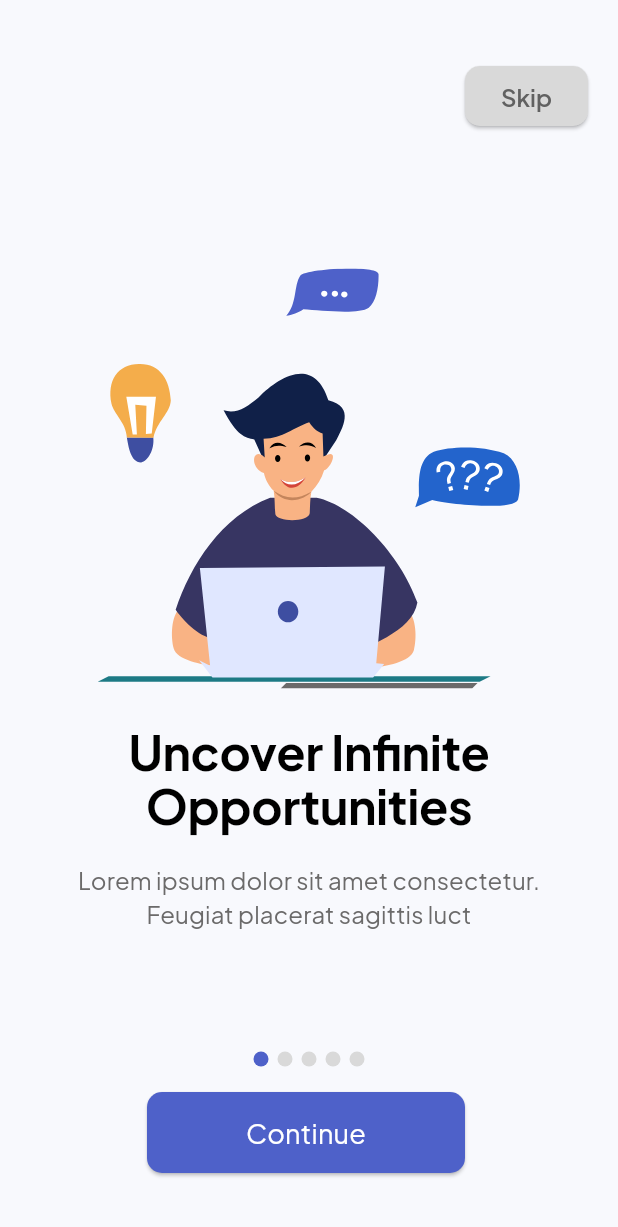
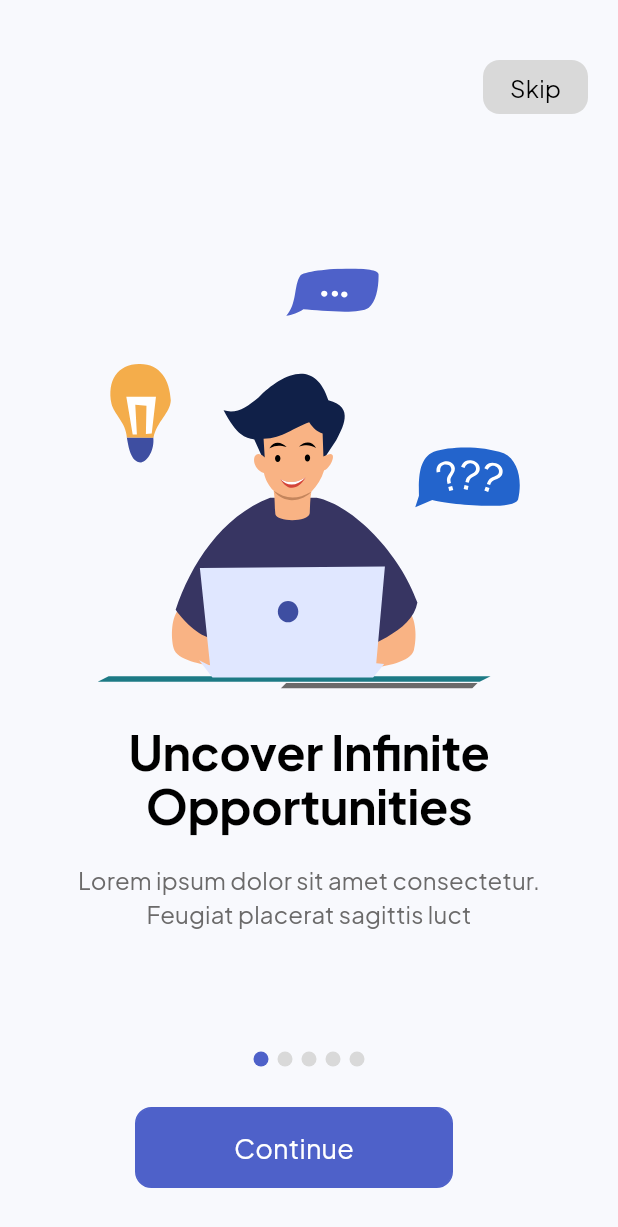
Before and after one commit to sohailokzz/academix-flutter-app, a Flutter app: the screen it shows after launch, on a phone screen of 412 x 824 dp. Shown: the top 1227 px of the screen. Run offline on Flutter 3.47's test engine with Material 3 defaults, Android fonts, the phone set to English and light mode, and no system bars; our stand-ins replace flutter_svg, flutter_swiper_null_safety, google_fonts.

Commit message:
Default Btn & Provider
Set the Default Button and Implement Provider State Management

```diff
--- a/lib/main.dart
+++ b/lib/main.dart
@@ -1,7 +1,8 @@
 import 'package:acad/core/constants/app_strings.dart';
+import 'package:acad/providers/on_boarding_provider.dart';
 import 'package:acad/ui/screens/on_boarding_screen.dart';
 import 'package:flutter/material.dart';
-
+import 'package:provider/provider.dart';
 import 'core/constants/colors.dart';
 import 'core/constants/text_styles.dart';
 
@@ -16,7 +17,13 @@
 
   @override
   Widget build(BuildContext context) {
-    return MaterialApp(
+    return MultiProvider(
+      providers: [
+        ChangeNotifierProvider(
+          create: (_) => OnBoardingProvider(),
+        ),
+      ],
+      child: MaterialApp(
         title: AppStrings.appTitle,
         theme: ThemeData(
           primaryColor: AppColors.primaryColor,
@@ -25,6 +32,7 @@
         ),
         debugShowCheckedModeBanner: false,
         home: const OnboardingScreen(),
+      ),
     );
   }
 }
--- /dev/null
+++ b/lib/providers/on_boarding_provider.dart
@@ -0,0 +1,21 @@
+import 'package:flutter/material.dart';
+import 'package:flutter_swiper_null_safety/flutter_swiper_null_safety.dart';
+
+class OnBoardingProvider extends ChangeNotifier {
+  final SwiperController _swiperController = SwiperController();
+  int _currentIndex = 0;
+
+  SwiperController get swiperConroller => _swiperController;
+  int get currentIndex => _currentIndex;
+
+  void setCurrentIndex(int index) {
+    _currentIndex = index;
+    notifyListeners();
+  }
+
+  void next() {
+    if (_currentIndex != 4) {
+      _swiperController.next();
+    }
+  }
+}
--- a/lib/ui/screens/on_boarding_screen.dart
+++ b/lib/ui/screens/on_boarding_screen.dart
@@ -1,35 +1,30 @@
-import 'package:acad/core/constants/colors.dart';
-import 'package:acad/core/constants/on_boarding_data.dart';
-import 'package:acad/core/constants/screen_utils.dart';
+import 'package:acad/providers/on_boarding_provider.dart';
 import 'package:flutter/material.dart';
 import 'package:flutter_swiper_null_safety/flutter_swiper_null_safety.dart';
-import 'package:google_fonts/google_fonts.dart';
+import 'package:provider/provider.dart';
 
+import '../../core/constants/colors.dart';
+import '../../core/constants/on_boarding_data.dart';
+import '../../core/constants/screen_utils.dart';
+import '../widgets/default_button.dart';
 import '../widgets/onboarding_design.dart';
 
-class OnboardingScreen extends StatefulWidget {
+class OnboardingScreen extends StatelessWidget {
   const OnboardingScreen({super.key});
 
   @override
-  State<OnboardingScreen> createState() => _OnboardingScreenState();
-}
+  Widget build(BuildContext context) {
+    final onboardingProvider = Provider.of<OnBoardingProvider>(context);
 
-class _OnboardingScreenState extends State<OnboardingScreen> {
-  final SwiperController _controller = SwiperController();
-  int _currentIndex = 0;
-  @override
-  Widget build(BuildContext context) {
     return Scaffold(
       body: Stack(
         children: <Widget>[
           Swiper(
-            index: _currentIndex,
+            index: onboardingProvider.currentIndex,
             onIndexChanged: (index) {
-              setState(() {
-                _currentIndex = index;
-              });
+              onboardingProvider.setCurrentIndex(index);
             },
-            pagination: _currentIndex != 4
+            pagination: onboardingProvider.currentIndex != 4
                 ? const SwiperPagination(
                     alignment: Alignment.bottomCenter,
                     margin: EdgeInsets.only(
@@ -41,6 +36,7 @@ class _OnboardingScreenState extends State<OnboardingScreen> {
                     ),
                   )
                 : null,
+            controller: onboardingProvider.swiperConroller,
             itemCount: 5,
             itemBuilder: (context, index) {
               return OnboardingDesign(
@@ -63,93 +59,38 @@ class _OnboardingScreenState extends State<OnboardingScreen> {
                     bottomRight: Radius.circular(12.0),
                   ),
                 ),
-                child: _currentIndex == 4
+                child: onboardingProvider.currentIndex == 4
                     ? Row(
                         mainAxisAlignment: MainAxisAlignment.spaceAround,
                         children: [
                           Expanded(
-                            child: SizedBox(
+                            child: DefaultButton(
+                              onPress: () {},
                               height: 48,
                               width: 212,
-                              child: ElevatedButton(
-                                onPressed: () {},
-                                style: ElevatedButton.styleFrom(
-                                  backgroundColor: AppColors.primaryColor,
-                                  shape: RoundedRectangleBorder(
-                                    borderRadius:
-                                        BorderRadius.circular(5), // <-- Radius
-                                  ),
-                                ),
-                                child: Text(
-                                  'Sign In',
-                                  style: Theme.of(context)
-                                      .textTheme
-                                      .titleMedium!
-                                      .copyWith(
-                                        color: Colors.white,
-                                      ),
-                                ),
-                              ),
+                              title: 'Sign In',
                             ),
                           ),
                           kWidth(16),
                           Expanded(
-                            child: SizedBox(
+                            child: DefaultButton(
+                              onPress: () {},
                               height: 48,
                               width: 212,
-                              child: OutlinedButton(
-                                onPressed: () {},
-                                style: OutlinedButton.styleFrom(
-                                  side: const BorderSide(
-                                    color: AppColors.primaryColor,
-                                  ),
-                                  shape: RoundedRectangleBorder(
-                                    borderRadius: BorderRadius.circular(5),
-                                  ),
-                                ),
-                                child: Text(
-                                  'Sign Up',
-                                  style: Theme.of(context)
-                                      .textTheme
-                                      .titleMedium!
-                                      .copyWith(
-                                        color: Colors.black,
-                                      ),
-                                ),
-                              ),
+                              buttonColor: Colors.white,
+                              textColor: AppColors.primaryColor,
+                              title: 'Sign Up',
                             ),
                           ),
                         ],
                       )
-                    : Padding(
-                        padding: const EdgeInsets.only(left: 16, bottom: 10),
-                        child: SizedBox(
-                          height: 54,
-                          width: 212,
-                          child: ElevatedButton(
-                            onPressed: () {
-                              if (_currentIndex != 4) {
-                                _controller.next();
-                              } else {}
-                            },
-                            style: ElevatedButton.styleFrom(
-                              backgroundColor: AppColors.primaryColor,
-                              shape: RoundedRectangleBorder(
-                                borderRadius:
-                                    BorderRadius.circular(10), // <-- Radius
-                              ),
-                            ),
-                            child: Text(
-                              'Continue',
-                              style: Theme.of(context)
-                                  .textTheme
-                                  .titleMedium!
-                                  .copyWith(
-                                    color: Colors.white,
-                                  ),
-                            ),
-                          ),
-                        ),
+                    : DefaultButton(
+                        onPress: () {
+                          onboardingProvider.next();
+                        },
+                        height: 54,
+                        width: 212,
+                        title: 'Continue',
                       ),
               ),
             ),
@@ -161,18 +102,15 @@ class _OnboardingScreenState extends State<OnboardingScreen> {
             ),
             child: Align(
               alignment: Alignment.topRight,
-              child: ElevatedButton(
-                onPressed: () {},
-                style: ElevatedButton.styleFrom(
-                  backgroundColor: AppColors.btnBackGreyColor,
-                  shape: RoundedRectangleBorder(
-                    borderRadius: BorderRadius.circular(10), // <-- Radius
-                  ),
-                ),
-                child: Text(
-                  'Skip',
-                  style: Theme.of(context).textTheme.titleLarge,
-                ),
+              child: DefaultButton(
+                onPress: () {},
+                title: 'Skip',
+                height: 36,
+                width: 70,
+                buttonColor: AppColors.btnBackGreyColor,
+                textColor: Colors.black,
+                outlineBorder: false,
+                textSize: 16,
               ),
             ),
           )
--- a/lib/ui/widgets/default_button.dart
+++ b/lib/ui/widgets/default_button.dart
@@ -1,6 +1,4 @@
 import 'package:flutter/material.dart';
-import 'package:google_fonts/google_fonts.dart';
-
 import '../../core/constants/colors.dart';
 
 class DefaultButton extends StatelessWidget {
@@ -14,6 +12,7 @@ class DefaultButton extends StatelessWidget {
   final double textSize;
   final FontWeight fontWeight;
   final bool isLoading;
+  final bool outlineBorder;
 
   const DefaultButton({
     super.key,
@@ -27,33 +26,28 @@ class DefaultButton extends StatelessWidget {
     this.fontWeight = FontWeight.w500,
     this.buttonColor = AppColors.primaryColor,
     this.isLoading = false,
+    this.outlineBorder = true,
   });
 
   @override
   Widget build(BuildContext context) {
     return Container(
-      height: height ?? 5,
-      width: width ?? 40,
+      height: height ?? 50,
+      width: width ?? 80,
       decoration: BoxDecoration(
+        border: outlineBorder
+            ? Border.all(
+                color: AppColors.primaryColor,
+              )
+            : null,
+        color: buttonColor,
         borderRadius: BorderRadius.circular(11),
-        gradient: LinearGradient(
-          begin: Alignment.topCenter,
-          end: Alignment.bottomCenter,
-          colors: [
-            // Color(0xff21C4FA),
-            // Color(0xff338DFD),
-            Theme.of(context).colorScheme.surface,
-            Theme.of(context).colorScheme.secondary,
-
-            // Theme.of(context).colorScheme.primary,
-          ],
-        ),
       ),
       child: Material(
         borderRadius: BorderRadius.circular(11),
         color: Colors.transparent,
         child: InkWell(
-          splashColor: Colors.blueAccent,
+          splashColor: Colors.transparent,
           borderRadius: BorderRadius.circular(11),
           onTap: onPress,
           child: Center(
@@ -61,17 +55,16 @@ class DefaultButton extends StatelessWidget {
                 ? const SizedBox(
                     width: 20,
                     height: 20,
-                    child: CircularProgressIndicator(color: Colors.white),
+                    child: CircularProgressIndicator(
+                      color: Colors.white,
+                    ),
                   )
                 : Text(
                     title,
-                    style: GoogleFonts.poppins(
-                      textStyle: TextStyle(
-                        color: textColor,
-                        fontWeight: fontWeight,
-                        fontSize: textSize,
-                      ),
-                    ),
+                    style: Theme.of(context).textTheme.titleMedium!.copyWith(
+                          color: textColor,
+                          fontSize: textSize,
+                        ),
                   ),
           ),
         ),
--- a/lib/ui/widgets/onboarding_design.dart
+++ b/lib/ui/widgets/onboarding_design.dart
@@ -1,6 +1,5 @@
 import 'package:flutter/material.dart';
 import 'package:flutter_svg/flutter_svg.dart';
-import 'package:google_fonts/google_fonts.dart';
 
 class OnboardingDesign extends StatelessWidget {
   final String title;
--- a/pubspec.yaml
+++ b/pubspec.yaml
@@ -18,6 +18,7 @@ dependencies:
   google_fonts: ^6.2.1
   flutter_svg: ^2.0.10+1
   flutter_swiper_null_safety: ^1.0.2
+  provider: ^6.1.2
 
 dev_dependencies:
   flutter_test:
```
Also changed, not shown: pubspec.lock. Lines whose indentation alone changed are shown as unchanged.
